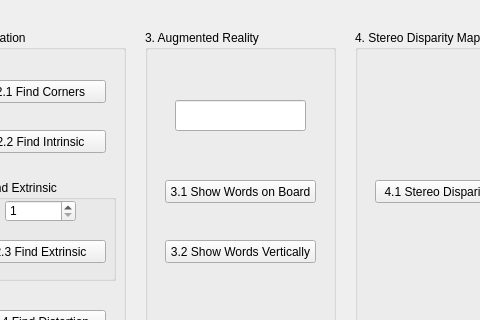
This is HW2/UI.ui in How-Wang/CV_DL_2022 as Qt 5 draws it before an edit; both pictures show x 475 to 955 and y 0 to 320 of the 1057 by 479 pixel window. The edited form follows.
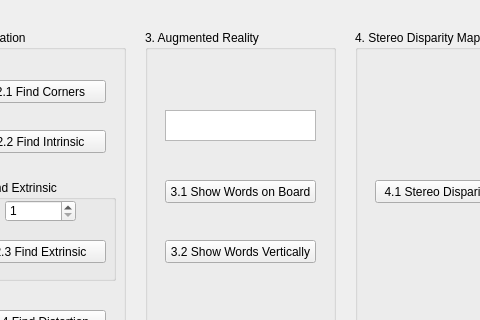
This is the edited form.

Patch:
```diff
--- a/HW2/UI.ui
+++ b/HW2/UI.ui
@@ -305,16 +305,6 @@
       <string>3.1 Show Words on Board</string>
      </property>
     </widget>
-    <widget class="QLineEdit" name="Input_words_line">
-     <property name="geometry">
-      <rect>
-       <x>30</x>
-       <y>70</y>
-       <width>131</width>
-       <height>31</height>
-      </rect>
-     </property>
-    </widget>
     <widget class="QPushButton" name="Show_wv_btn">
      <property name="geometry">
       <rect>
@@ -328,6 +318,16 @@
       <string>3.2 Show Words Vertically</string>
      </property>
     </widget>
+    <widget class="QTextEdit" name="Input_text_edit">
+     <property name="geometry">
+      <rect>
+       <x>20</x>
+       <y>80</y>
+       <width>151</width>
+       <height>31</height>
+      </rect>
+     </property>
+    </widget>
    </widget>
    <widget class="QGroupBox" name="Stereo_dis_box">
     <property name="geometry">
```
